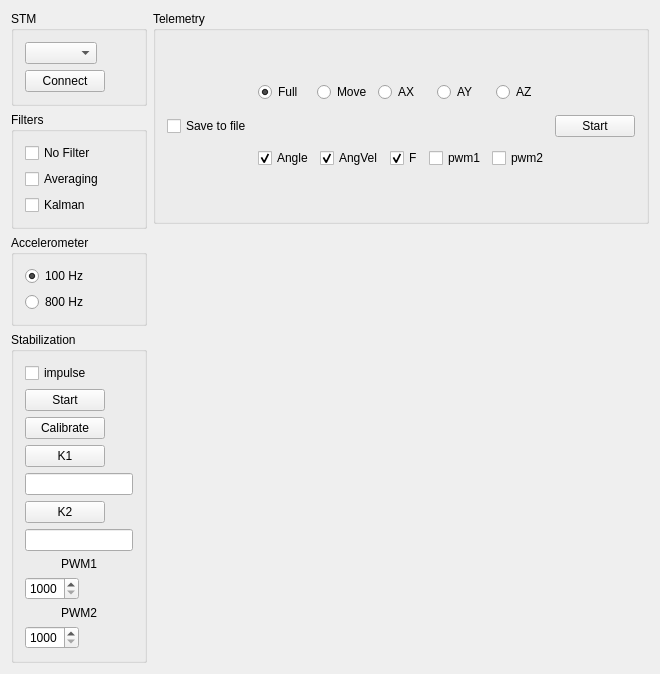
First picture: the form in Logger/BoardConsole/BoardConsole/boardconsole.ui, repository VlagaPalych/Stable, before the edit.
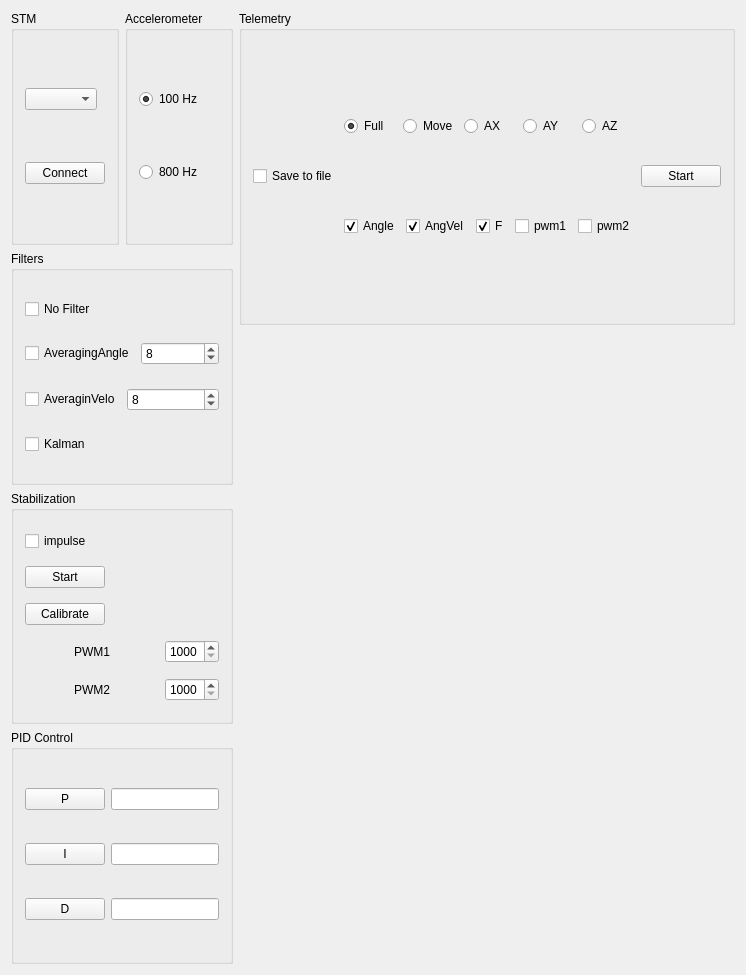
Second picture: the form after the edit. Custom widgets are drawn as their Qt base class.

The edit to the form file:
```diff
--- a/Logger/BoardConsole/BoardConsole/boardconsole.ui
+++ b/Logger/BoardConsole/BoardConsole/boardconsole.ui
@@ -6,16 +6,18 @@
    <rect>
     <x>0</x>
     <y>0</y>
-    <width>630</width>
-    <height>597</height>
+    <width>713</width>
+    <height>975</height>
    </rect>
   </property>
   <property name="windowTitle">
    <string>BoardConsole</string>
   </property>
-  <layout class="QHBoxLayout" name="horizontalLayout_4">
+  <layout class="QHBoxLayout" name="horizontalLayout_12">
    <item>
-    <layout class="QVBoxLayout" name="verticalLayout_4">
+    <layout class="QVBoxLayout" name="verticalLayout_8">
+     <item>
+      <layout class="QHBoxLayout" name="horizontalLayout_6">
      <item>
       <widget class="QGroupBox" name="connectGroupBox">
        <property name="title">
@@ -48,36 +50,6 @@
        </layout>
       </widget>
      </item>
-     <item>
-      <widget class="QGroupBox" name="filtergroupBox">
-       <property name="title">
-        <string>Filters</string>
-       </property>
-       <layout class="QVBoxLayout" name="verticalLayout_5">
-        <item>
-         <widget class="QCheckBox" name="noFilterCheckBox">
-          <property name="text">
-           <string>No Filter</string>
-          </property>
-         </widget>
-        </item>
-        <item>
-         <widget class="QCheckBox" name="averagingCheckBox">
-          <property name="text">
-           <string>Averaging</string>
-          </property>
-         </widget>
-        </item>
-        <item>
-         <widget class="QCheckBox" name="kalmanFilterCheckBox">
-          <property name="text">
-           <string>Kalman</string>
-          </property>
-         </widget>
-        </item>
-       </layout>
-      </widget>
-     </item>
      <item>
       <widget class="QGroupBox" name="accelgroupBox">
        <property name="title">
@@ -107,6 +79,79 @@
        </layout>
       </widget>
      </item>
+      </layout>
+     </item>
+     <item>
+      <widget class="QGroupBox" name="filtergroupBox">
+       <property name="title">
+        <string>Filters</string>
+       </property>
+       <layout class="QVBoxLayout" name="verticalLayout_4">
+        <item>
+         <widget class="QCheckBox" name="noFilterCheckBox">
+          <property name="text">
+           <string>No Filter</string>
+          </property>
+         </widget>
+        </item>
+        <item>
+         <layout class="QHBoxLayout" name="horizontalLayout_4">
+          <item>
+           <widget class="QCheckBox" name="averagingAngleCheckBox">
+            <property name="text">
+             <string>AveragingAngle</string>
+            </property>
+           </widget>
+          </item>
+          <item>
+           <widget class="QSpinBox" name="angleWindowSpinBox">
+            <property name="minimum">
+             <number>1</number>
+            </property>
+            <property name="maximum">
+             <number>24</number>
+            </property>
+            <property name="value">
+             <number>8</number>
+            </property>
+           </widget>
+          </item>
+         </layout>
+        </item>
+        <item>
+         <layout class="QHBoxLayout" name="horizontalLayout_5">
+          <item>
+           <widget class="QCheckBox" name="averagingAngVelCheckBox">
+            <property name="text">
+             <string>AveraginVelo</string>
+            </property>
+           </widget>
+          </item>
+          <item>
+           <widget class="QSpinBox" name="angVelWindowSpinBox">
+            <property name="minimum">
+             <number>1</number>
+            </property>
+            <property name="maximum">
+             <number>24</number>
+            </property>
+            <property name="value">
+             <number>8</number>
+            </property>
+           </widget>
+          </item>
+         </layout>
+        </item>
+        <item>
+         <widget class="QCheckBox" name="kalmanFilterCheckBox">
+          <property name="text">
+           <string>Kalman</string>
+          </property>
+         </widget>
+        </item>
+       </layout>
+      </widget>
+     </item>
      <item>
       <widget class="QGroupBox" name="stabGroupBox">
        <property name="title">
@@ -147,51 +192,7 @@
          </widget>
         </item>
         <item>
-         <widget class="QPushButton" name="k1Button">
-          <property name="sizePolicy">
-           <sizepolicy hsizetype="Fixed" vsizetype="Fixed">
-            <horstretch>0</horstretch>
-            <verstretch>0</verstretch>
-           </sizepolicy>
-          </property>
-          <property name="text">
-           <string>K1</string>
-          </property>
-         </widget>
-        </item>
-        <item>
-         <widget class="QLineEdit" name="k1LineEdit">
-          <property name="sizePolicy">
-           <sizepolicy hsizetype="Fixed" vsizetype="Fixed">
-            <horstretch>0</horstretch>
-            <verstretch>0</verstretch>
-           </sizepolicy>
-          </property>
-         </widget>
-        </item>
-        <item>
-         <widget class="QPushButton" name="k2Button">
-          <property name="sizePolicy">
-           <sizepolicy hsizetype="Fixed" vsizetype="Fixed">
-            <horstretch>0</horstretch>
-            <verstretch>0</verstretch>
-           </sizepolicy>
-          </property>
-          <property name="text">
-           <string>K2</string>
-          </property>
-         </widget>
-        </item>
-        <item>
-         <widget class="QLineEdit" name="k2LineEdit">
-          <property name="sizePolicy">
-           <sizepolicy hsizetype="Fixed" vsizetype="Fixed">
-            <horstretch>0</horstretch>
-            <verstretch>0</verstretch>
-           </sizepolicy>
-          </property>
-         </widget>
-        </item>
+         <layout class="QHBoxLayout" name="horizontalLayout_10">
         <item>
          <widget class="QLabel" name="label">
           <property name="text">
@@ -218,6 +219,10 @@
           </property>
          </widget>
         </item>
+         </layout>
+        </item>
+        <item>
+         <layout class="QHBoxLayout" name="horizontalLayout_11">
         <item>
          <widget class="QLabel" name="label_2">
           <property name="text">
@@ -243,6 +248,85 @@
            <number>2000</number>
           </property>
          </widget>
+          </item>
+         </layout>
+        </item>
+       </layout>
+      </widget>
+     </item>
+     <item>
+      <widget class="QGroupBox" name="groupBox">
+       <property name="title">
+        <string>PID Control</string>
+       </property>
+       <layout class="QVBoxLayout" name="verticalLayout_5">
+        <item>
+         <layout class="QHBoxLayout" name="horizontalLayout_7">
+          <item>
+           <widget class="QPushButton" name="pButton">
+            <property name="sizePolicy">
+             <sizepolicy hsizetype="Fixed" vsizetype="Fixed">
+              <horstretch>0</horstretch>
+              <verstretch>0</verstretch>
+             </sizepolicy>
+            </property>
+            <property name="text">
+             <string>P</string>
+            </property>
+           </widget>
+          </item>
+          <item>
+           <widget class="QLineEdit" name="pLineEdit">
+            <property name="sizePolicy">
+             <sizepolicy hsizetype="Fixed" vsizetype="Fixed">
+              <horstretch>0</horstretch>
+              <verstretch>0</verstretch>
+             </sizepolicy>
+            </property>
+           </widget>
+          </item>
+         </layout>
+        </item>
+        <item>
+         <layout class="QHBoxLayout" name="horizontalLayout_9">
+          <item>
+           <widget class="QPushButton" name="iPushButton">
+            <property name="text">
+             <string>I</string>
+            </property>
+           </widget>
+          </item>
+          <item>
+           <widget class="QLineEdit" name="iLineEdit"/>
+          </item>
+         </layout>
+        </item>
+        <item>
+         <layout class="QHBoxLayout" name="horizontalLayout_8">
+          <item>
+           <widget class="QPushButton" name="dButton">
+            <property name="sizePolicy">
+             <sizepolicy hsizetype="Fixed" vsizetype="Fixed">
+              <horstretch>0</horstretch>
+              <verstretch>0</verstretch>
+             </sizepolicy>
+            </property>
+            <property name="text">
+             <string>D</string>
+            </property>
+           </widget>
+          </item>
+          <item>
+           <widget class="QLineEdit" name="dLineEdit">
+            <property name="sizePolicy">
+             <sizepolicy hsizetype="Fixed" vsizetype="Fixed">
+              <horstretch>0</horstretch>
+              <verstretch>0</verstretch>
+             </sizepolicy>
+            </property>
+           </widget>
+          </item>
+         </layout>
         </item>
        </layout>
       </widget>
```
Lines whose indentation alone changed are shown as unchanged.
